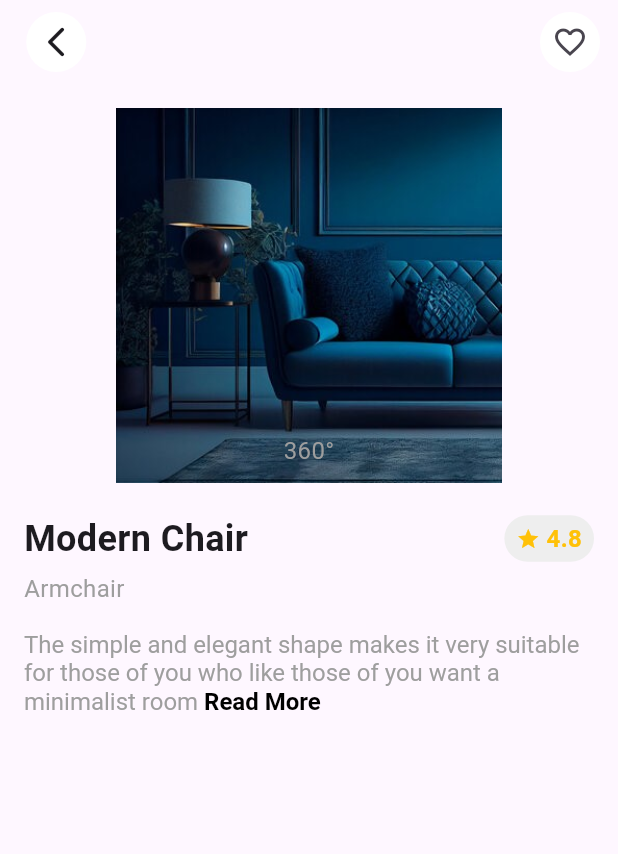
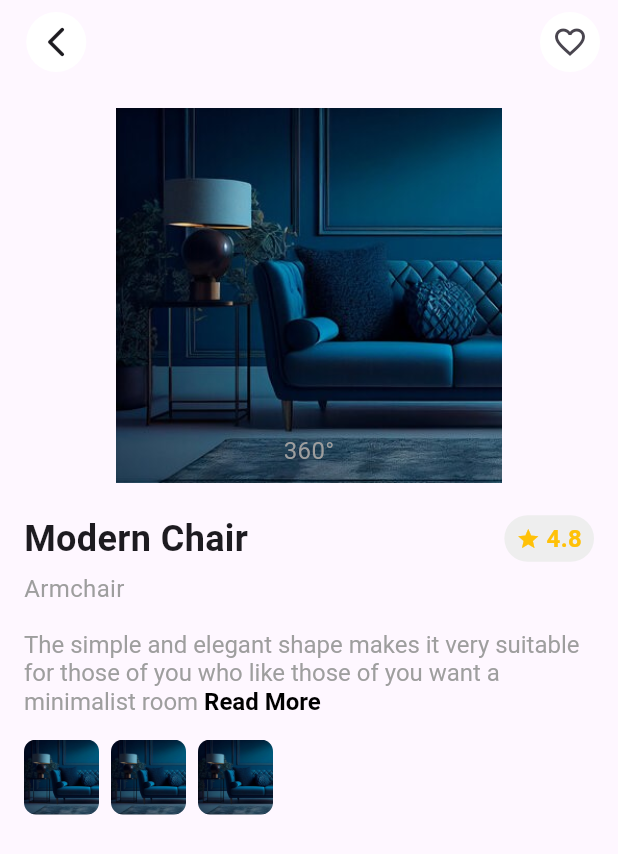
Before and after one commit to Huseinaz/furniture-app, a Flutter app: the DetailPage screen opened directly, on a phone screen of 412 x 824 dp. Shown: the top 854 px of the screen. Run offline on Flutter 3.47's test engine with Material 3 defaults, Android fonts, the phone set to English and light mode, and no system bars.

Commit message:
Add detail images

```diff
--- a/lib/pages/detail_page.dart
+++ b/lib/pages/detail_page.dart
@@ -3,6 +3,20 @@ import 'package:flutter/material.dart';
 class DetailPage extends StatefulWidget {
   @override
   _DetailPageState createState() => _DetailPageState();
+}
+
+Widget _buildMiniImage(String imagePath) {
+  return Container(
+    width: 50,
+    height: 50,
+    decoration: BoxDecoration(
+      borderRadius: BorderRadius.circular(8),
+      image: DecorationImage(
+        image: AssetImage(imagePath),
+        fit: BoxFit.cover,
+      ),
+    ),
+  );
 }
 
 class _DetailPageState extends State<DetailPage> {
@@ -133,6 +147,17 @@ class _DetailPageState extends State<DetailPage> {
               ],
             ),
           ),
+          const SizedBox(height: 16),
+          Row(
+            mainAxisAlignment: MainAxisAlignment.start,
+            children: [
+              _buildMiniImage('assets/onboarding.jpg'),
+              const SizedBox(width: 8),
+              _buildMiniImage('assets/onboarding.jpg'),
+              const SizedBox(width: 8),
+              _buildMiniImage('assets/onboarding.jpg'),
+            ],
+          ),
         ],
       ),
     );
```
